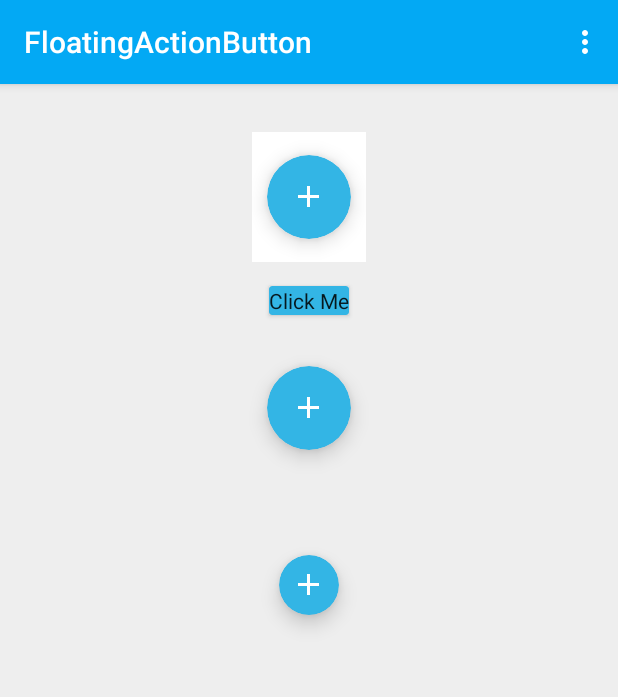
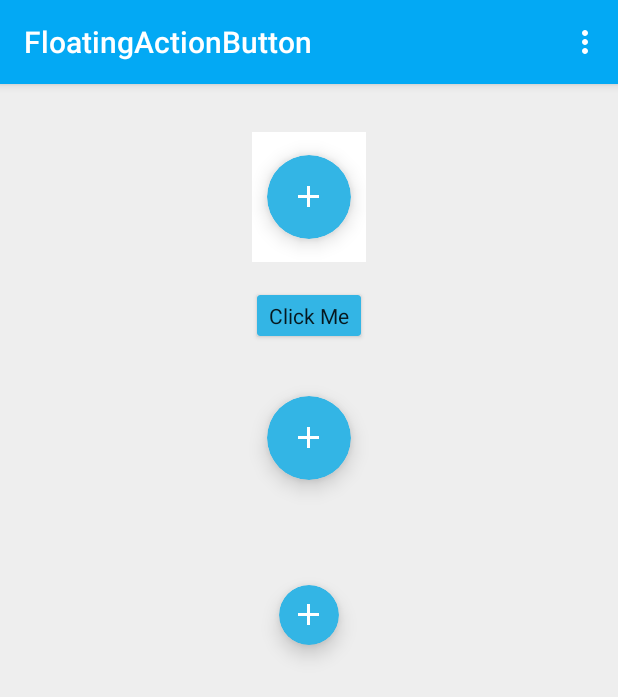
Before and after one commit to slaterama/FloatingActionButton, an Android app: the screen it shows after launch (MainActivity), on a phone screen of 412 x 824 dp. Shown: the top 697 px of the screen. Run offline under Robolectric (Android 15) with nearby library versions, the phone set to English and light mode, and no system bars; plain views replace RoundedImageButton.

Commit message:
Fixed shadow issues when shadow is not perfect circle

```diff
--- a/app/src/main/res/layout/activity_main.xml
+++ b/app/src/main/res/layout/activity_main.xml
@@ -81,6 +81,7 @@
 			android:layout_marginTop="16dp"
 			android:src="@drawable/ic_add_white_24dp"
 			android:text="@string/click_me"
+			app:roundedBtnUseCompatPadding="true"
 			android:onClick="onClick"/>
 
 		<com.slaterama.floatingactionbutton.widget.FloatingActionButton
--- a/app/src/main/res/values-v14/styles.xml
+++ b/app/src/main/res/values-v14/styles.xml
@@ -8,6 +8,10 @@
 		<item name="roundedBtnMaxElevation">@dimen/rounded_btn_default_max_elevation</item>
 		<item name="roundedBtnUseCompatPadding">false</item>
 		<item name="roundedBtnPreventCornerOverlap">true</item>
+		<item name="roundedBtnContentPaddingLeft">8dp</item>
+		<item name="roundedBtnContentPaddingTop">4dp</item>
+		<item name="roundedBtnContentPaddingRight">8dp</item>
+		<item name="roundedBtnContentPaddingBottom">4dp</item>
 	</style>
 
 	<style name="Widget.Holo.Light.RoundedButton" parent="android:Widget.Holo.Light.Button">
@@ -17,6 +21,10 @@
 		<item name="roundedBtnMaxElevation">@dimen/rounded_btn_default_max_elevation</item>
 		<item name="roundedBtnUseCompatPadding">false</item>
 		<item name="roundedBtnPreventCornerOverlap">true</item>
+		<item name="roundedBtnContentPaddingLeft">8dp</item>
+		<item name="roundedBtnContentPaddingTop">4dp</item>
+		<item name="roundedBtnContentPaddingRight">8dp</item>
+		<item name="roundedBtnContentPaddingBottom">4dp</item>
 	</style>
 
 	<style name="Widget.Holo.RoundedImageButton" parent="android:Widget.Holo.ImageButton">
@@ -26,6 +34,10 @@
 		<item name="roundedBtnMaxElevation">@dimen/rounded_btn_default_max_elevation</item>
 		<item name="roundedBtnUseCompatPadding">false</item>
 		<item name="roundedBtnPreventCornerOverlap">true</item>
+		<item name="roundedBtnContentPaddingLeft">8dp</item>
+		<item name="roundedBtnContentPaddingTop">4dp</item>
+		<item name="roundedBtnContentPaddingRight">8dp</item>
+		<item name="roundedBtnContentPaddingBottom">4dp</item>
 	</style>
 
 	<style name="Widget.Holo.Light.RoundedImageButton" parent="android:Widget.Holo.Light.ImageButton">
@@ -35,6 +47,10 @@
 		<item name="roundedBtnMaxElevation">@dimen/rounded_btn_default_max_elevation</item>
 		<item name="roundedBtnUseCompatPadding">false</item>
 		<item name="roundedBtnPreventCornerOverlap">true</item>
+		<item name="roundedBtnContentPaddingLeft">8dp</item>
+		<item name="roundedBtnContentPaddingTop">4dp</item>
+		<item name="roundedBtnContentPaddingRight">8dp</item>
+		<item name="roundedBtnContentPaddingBottom">4dp</item>
 	</style>
 
 	<style name="Widget.Holo.FloatingActionButton" parent="android:Widget.Holo.ImageButton">
--- a/app/src/main/res/values-v21/styles.xml
+++ b/app/src/main/res/values-v21/styles.xml
@@ -8,6 +8,10 @@
 		<item name="roundedBtnMaxElevation">@dimen/rounded_btn_default_max_elevation</item>
 		<item name="roundedBtnUseCompatPadding">false</item>
 		<item name="roundedBtnPreventCornerOverlap">true</item>
+		<item name="roundedBtnContentPaddingLeft">8dp</item>
+		<item name="roundedBtnContentPaddingTop">4dp</item>
+		<item name="roundedBtnContentPaddingRight">8dp</item>
+		<item name="roundedBtnContentPaddingBottom">4dp</item>
 	</style>
 
 	<style name="Widget.Material.Light.RoundedButton" parent="android:Widget.Material.Light.Button">
@@ -17,6 +21,10 @@
 		<item name="roundedBtnMaxElevation">@dimen/rounded_btn_default_max_elevation</item>
 		<item name="roundedBtnUseCompatPadding">false</item>
 		<item name="roundedBtnPreventCornerOverlap">true</item>
+		<item name="roundedBtnContentPaddingLeft">8dp</item>
+		<item name="roundedBtnContentPaddingTop">4dp</item>
+		<item name="roundedBtnContentPaddingRight">8dp</item>
+		<item name="roundedBtnContentPaddingBottom">4dp</item>
 	</style>
 
 	<style name="Widget.Material.RoundedImageButton" parent="android:Widget.Material.ImageButton">
@@ -26,6 +34,10 @@
 		<item name="roundedBtnMaxElevation">@dimen/rounded_btn_default_max_elevation</item>
 		<item name="roundedBtnUseCompatPadding">false</item>
 		<item name="roundedBtnPreventCornerOverlap">true</item>
+		<item name="roundedBtnContentPaddingLeft">8dp</item>
+		<item name="roundedBtnContentPaddingTop">4dp</item>
+		<item name="roundedBtnContentPaddingRight">8dp</item>
+		<item name="roundedBtnContentPaddingBottom">4dp</item>
 	</style>
 
 	<style name="Widget.Material.Light.RoundedImageButton" parent="android:Widget.Material.Light.ImageButton">
@@ -35,6 +47,10 @@
 		<item name="roundedBtnMaxElevation">@dimen/rounded_btn_default_max_elevation</item>
 		<item name="roundedBtnUseCompatPadding">false</item>
 		<item name="roundedBtnPreventCornerOverlap">true</item>
+		<item name="roundedBtnContentPaddingLeft">8dp</item>
+		<item name="roundedBtnContentPaddingTop">4dp</item>
+		<item name="roundedBtnContentPaddingRight">8dp</item>
+		<item name="roundedBtnContentPaddingBottom">4dp</item>
 	</style>
 
 	<style name="Widget.Material.FloatingActionButton" parent="android:Widget.Material.ImageButton">
--- a/app/src/main/res/values/colors.xml
+++ b/app/src/main/res/values/colors.xml
@@ -7,7 +7,7 @@
 	<color name="color_accent_dark">#c51162</color>
 
 	<!-- Shadow color for the first pixels around RoundedButton. -->
-	<color name="rounded_btn_shadow_start_color">#30000000</color>
+	<color name="rounded_btn_shadow_start_color">#28000000</color>
 	<!-- Shadow color for the furthest pixels around RoundedButton. -->
 	<color name="rounded_btn_shadow_end_color">#00000000</color>
 
--- a/app/src/main/res/values/dimens.xml
+++ b/app/src/main/res/values/dimens.xml
@@ -5,7 +5,7 @@
 
 	<dimen name="rounded_btn_default_corner_radius">2dp</dimen>
 	<dimen name="rounded_btn_default_elevation">2dp</dimen>
-	<dimen name="rounded_btn_default_max_elevation">8dp</dimen>
+	<dimen name="rounded_btn_default_max_elevation">4dp</dimen>
 
 	<!-- Inset shadow for RoundRectDrawableWithShadow. It is used to avoid gaps between the button
 	 and the shadow. -->
--- a/app/src/main/res/values/styles.xml
+++ b/app/src/main/res/values/styles.xml
@@ -8,6 +8,10 @@
 		<item name="roundedBtnMaxElevation">@dimen/rounded_btn_default_max_elevation</item>
 		<item name="roundedBtnUseCompatPadding">false</item>
 		<item name="roundedBtnPreventCornerOverlap">true</item>
+		<item name="roundedBtnContentPaddingLeft">8dp</item>
+		<item name="roundedBtnContentPaddingTop">4dp</item>
+		<item name="roundedBtnContentPaddingRight">8dp</item>
+		<item name="roundedBtnContentPaddingBottom">4dp</item>
 	</style>
 
 	<style name="Widget.RoundedImageButton" parent="android:Widget.ImageButton">
@@ -17,6 +21,10 @@
 		<item name="roundedBtnMaxElevation">@dimen/rounded_btn_default_max_elevation</item>
 		<item name="roundedBtnUseCompatPadding">false</item>
 		<item name="roundedBtnPreventCornerOverlap">true</item>
+		<item name="roundedBtnContentPaddingLeft">8dp</item>
+		<item name="roundedBtnContentPaddingTop">4dp</item>
+		<item name="roundedBtnContentPaddingRight">8dp</item>
+		<item name="roundedBtnContentPaddingBottom">4dp</item>
 	</style>
 
 	<style name="Widget.FloatingActionButton" parent="android:Widget.ImageButton">
```
Also changed, not shown: app/src/main/java/com/slaterama/floatingactionbutton/widget/RoundedButtonBackgroundEclairMr1.java (+26 -5 lines).
